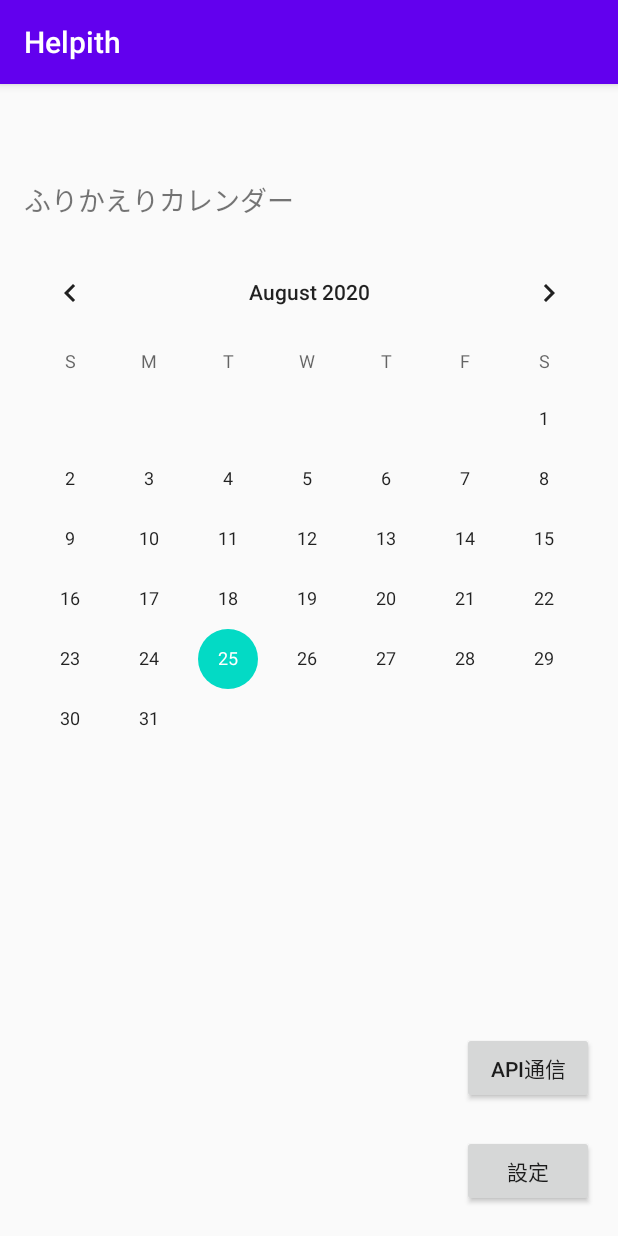
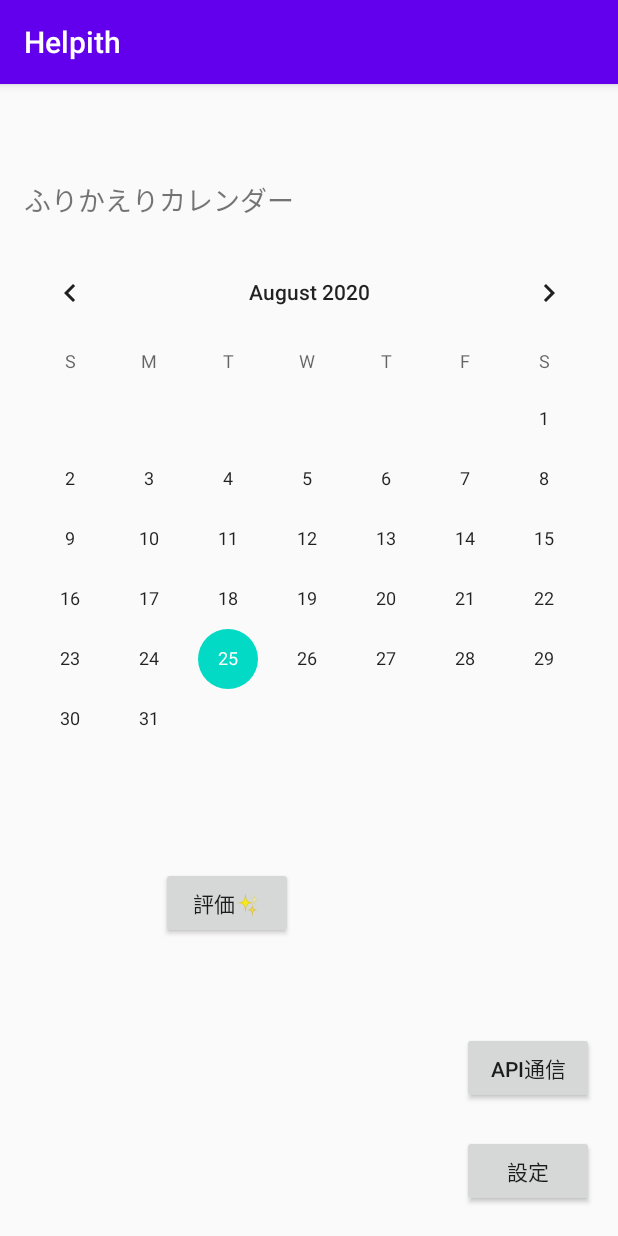
Before and after one commit to co-carbon-monoxide/Helpith-Frontend, an Android app: the screen it shows after launch (MainActivity), on a phone screen of 412 x 824 dp. Run offline under Robolectric (Android 15) with nearby library versions, the phone set to English and light mode, and no system bars; libraries missing offline, so code that uses them is left out: monoxide.carbon; 1 statement that could not run was skipped.

Commit message:
✨ Add: weekly評価画面を実装

```diff
--- a/app/src/main/java/monoxide/carbon/Helpith/MainActivity.kt
+++ b/app/src/main/java/monoxide/carbon/Helpith/MainActivity.kt
@@ -25,6 +25,12 @@ class MainActivity : AppCompatActivity() {
             startActivity(intent)
         }
 
+        val evaluationButton: Button = findViewById(R.id.evaluation_button)
+        evaluationButton.setOnClickListener{
+            val intent = Intent(applicationContext, EvaluationActivity::class.java)
+            startActivity(intent)
+        }
+
         val hitAPIButton: Button = findViewById(R.id.hit_api_button)
         hitAPIButton.setOnClickListener {
             tasksAPI.index()
--- /dev/null
+++ b/app/src/main/res/layout/activity_evaluation.xml
@@ -0,0 +1,6 @@
+<?xml version="1.0" encoding="utf-8"?>
+<androidx.constraintlayout.widget.ConstraintLayout
+    xmlns:android="http://schemas.android.com/apk/res/android" android:layout_width="match_parent"
+    android:layout_height="match_parent">
+
+</androidx.constraintlayout.widget.ConstraintLayout>
--- a/app/src/main/res/layout/activity_main.xml
+++ b/app/src/main/res/layout/activity_main.xml
@@ -47,6 +47,18 @@
         app:layout_constraintVertical_bias="0.916" />
 
     <Button
+        android:id="@+id/evaluation_button"
+        android:layout_width="wrap_content"
+        android:layout_height="wrap_content"
+        android:text="評価✨"
+        app:layout_constraintBottom_toBottomOf="parent"
+        app:layout_constraintEnd_toEndOf="parent"
+        app:layout_constraintHorizontal_bias="0.331"
+        app:layout_constraintStart_toStartOf="parent"
+        app:layout_constraintTop_toBottomOf="@+id/calendarView"
+        app:layout_constraintVertical_bias="0.13" />
+
+    <Button
         android:id="@+id/hit_api_button"
         android:layout_width="wrap_content"
         android:layout_height="wrap_content"
```
Also changed, not shown: app/src/main/AndroidManifest.xml (+8 -0 lines), app/src/main/java/monoxide/carbon/Helpith/EvaluationActivity.kt (added, +12 -0 lines).
